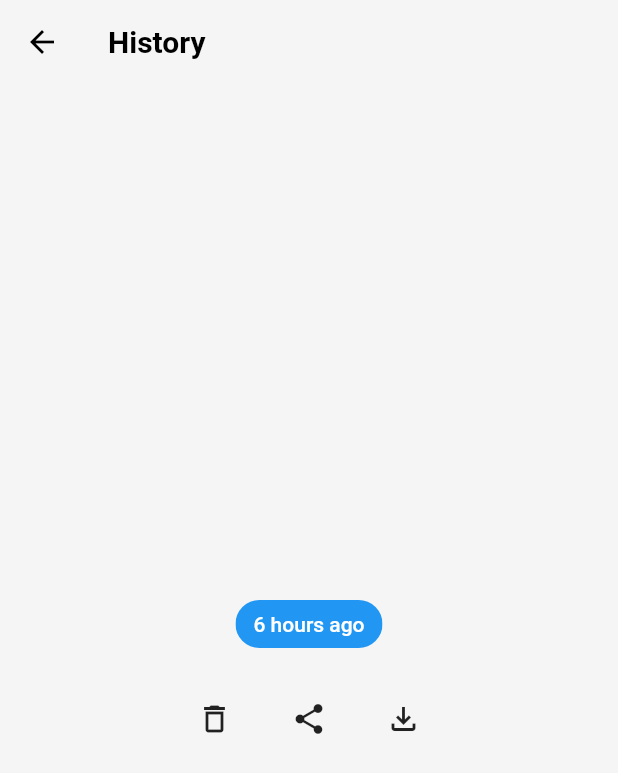
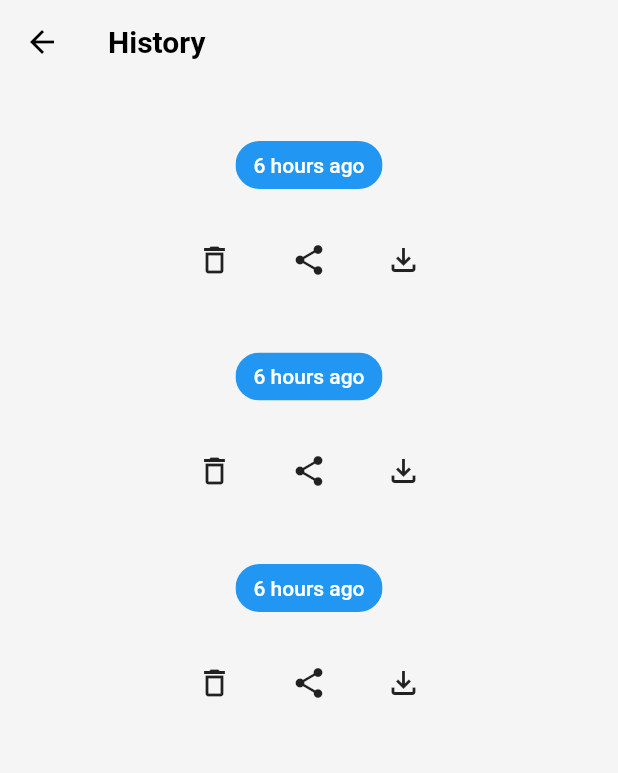
Before and after one commit to samueljml/widget-share, a Flutter app: the HistoryScreen screen opened by its route, on a phone screen of 412 x 824 dp. Shown: the top 773 px of the screen. Run offline on Flutter 3.47's test engine with Material 2 defaults, Android fonts, the phone set to English and light mode, and no system bars.

Commit message:
Add scroll view to history and add item list

```diff
--- a/lib/app/modules/history/page.dart
+++ b/lib/app/modules/history/page.dart
@@ -1,4 +1,5 @@
 import 'package:flutter/material.dart';
+import 'package:widget_share/app/modules/history/item.dart';
 
 class HistoryScreen extends StatelessWidget {
   const HistoryScreen({Key? key}) : super(key: key);
@@ -10,47 +11,16 @@ class HistoryScreen extends StatelessWidget {
         title: const Text("History"),
         elevation: 0,
       ),
-      body: Column(
-        mainAxisAlignment: MainAxisAlignment.center,
-        children: [
-          Row(
-            mainAxisAlignment: MainAxisAlignment.center,
-            children: [
-              Container(
-                width: MediaQuery.of(context).size.width * 0.95,
-                height: MediaQuery.of(context).size.width * 0.95,
-                decoration: BoxDecoration(
-                    color: Colors.blue,
-                    borderRadius: BorderRadius.circular(40)),
-              ),
-            ],
-          ),
-          const SizedBox(height: 15),
-          ChoiceChip(
-              pressElevation: 0.0,
-              selectedColor: Colors.blue,
-              backgroundColor: Colors.grey[100],
-              label: const Text(
-                "6 hours ago",
-                style: TextStyle(color: Colors.white),
-              ),
-              selected: true,
-              onSelected: (bool selected) {}),
-          const SizedBox(height: 15),
-          Row(
-            mainAxisAlignment: MainAxisAlignment.center,
-            children: [
-              IconButton(
-                  onPressed: () {}, icon: const Icon(Icons.delete_outline)),
-              const SizedBox(width: 15),
-              IconButton(onPressed: () {}, icon: const Icon(Icons.share)),
-              const SizedBox(width: 15),
-              IconButton(
-                  onPressed: () {},
-                  icon: const Icon(Icons.file_download_outlined)),
-            ],
-          )
-        ],
+      body: SingleChildScrollView(
+        padding: const EdgeInsets.only(top: 15),
+        child: Wrap(
+          runSpacing: 15,
+          children: const [
+            Item(),
+            Item(),
+            Item(),
+          ],
+        ),
       ),
     );
   }
```
